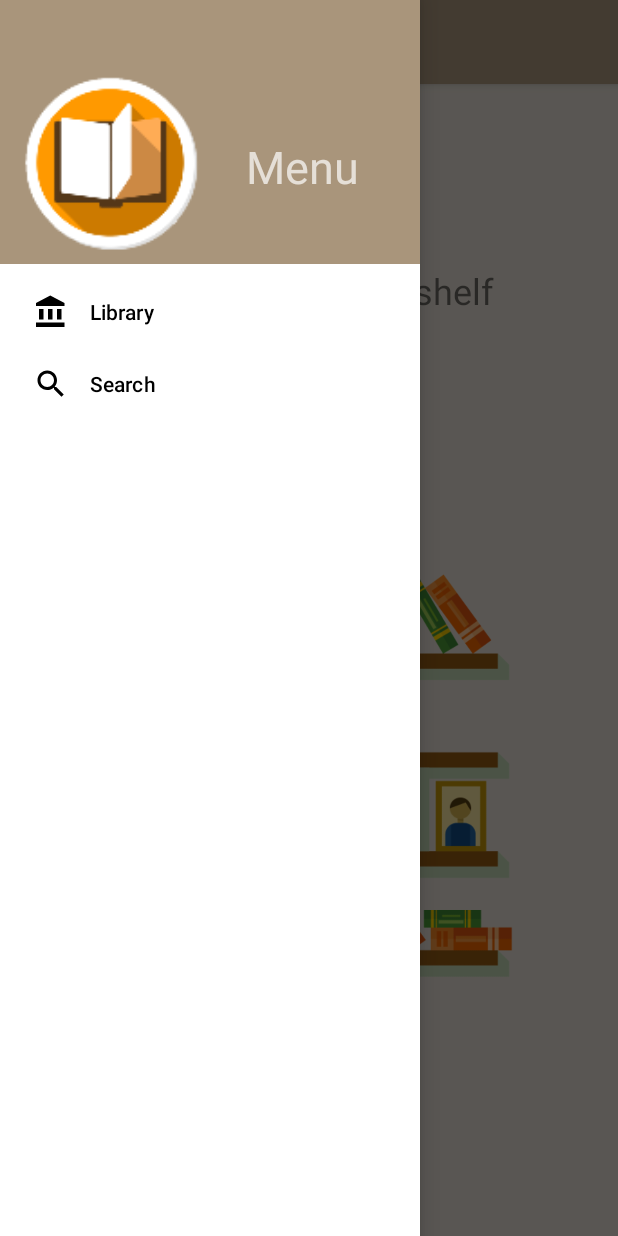
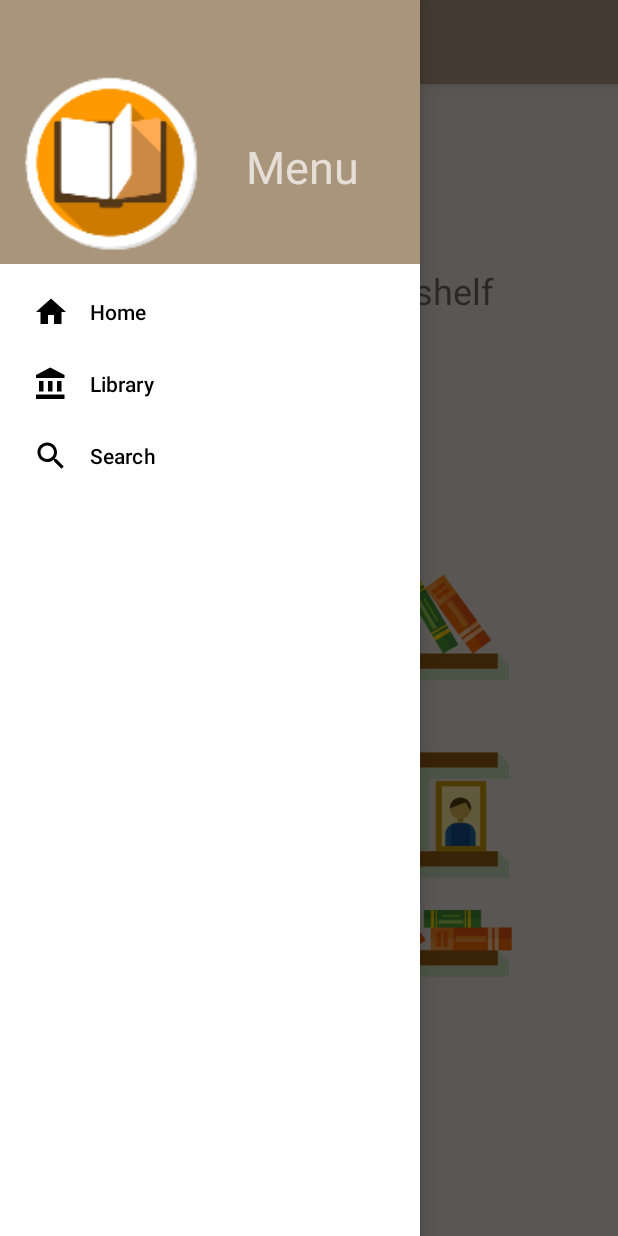
Before and after one commit to Izuelo/VirtualBookshelf, an Android app: the screen it shows after launch (MainActivity), with the side drawer open, on a phone screen of 412 x 824 dp. Run offline under Robolectric (Android 15) with nearby library versions, the phone set to English and light mode, and no system bars; Roboto replaces fonts that are not available here.

Commit message:
Fixed home screen

```diff
--- a/app/src/main/java/com/example/projektzd/MainActivity.kt
+++ b/app/src/main/java/com/example/projektzd/MainActivity.kt
@@ -12,6 +12,7 @@ import com.example.projektzd.fragments.databaseFragments.ListFragment
 import com.example.projektzd.fragments.searchFragments.SearchFragment
 import com.google.android.material.navigation.NavigationView
 import com.example.projektzd.database.DatabaseHelper
+import com.example.projektzd.fragments.HomeFragment
 
 class MainActivity : AppCompatActivity(), NavigationView.OnNavigationItemSelectedListener {
 
@@ -38,10 +39,20 @@ class MainActivity : AppCompatActivity(), NavigationView.OnNavigationItemSelecte
 
         drawer.addDrawerListener(toggle)
         toggle.syncState()
+        if(savedInstanceState==null) {
+            supportFragmentManager.beginTransaction().replace(
+            R.id.fragment_container,
+            HomeFragment()
+            ).addToBackStack("HomeFragment").commit()
+        }
     }
 
     override fun onNavigationItemSelected(item: MenuItem): Boolean {
         when (item.itemId) {
+            R.id.nav_home -> supportFragmentManager.beginTransaction().replace(
+                R.id.fragment_container,
+                HomeFragment()
+            ).addToBackStack("HomeFragment").commit()
             R.id.nav_library -> supportFragmentManager.beginTransaction().replace(
                     R.id.fragment_container,
                     ListFragment(
--- /dev/null
+++ b/app/src/main/java/com/example/projektzd/fragments/HomeFragment.kt
@@ -0,0 +1,26 @@
+package com.example.projektzd.fragments
+
+
+import android.os.Bundle
+import androidx.fragment.app.Fragment
+import android.view.LayoutInflater
+import android.view.View
+import android.view.ViewGroup
+
+import com.example.projektzd.R
+
+/**
+ * A simple [Fragment] subclass.
+ */
+class HomeFragment : Fragment() {
+
+    override fun onCreateView(
+        inflater: LayoutInflater, container: ViewGroup?,
+        savedInstanceState: Bundle?
+    ): View? {
+        // Inflate the layout for this fragment
+        return inflater.inflate(R.layout.fragment_home, container, false)
+    }
+
+
+}
--- /dev/null
+++ b/app/src/main/res/drawable/ic_home.xml
@@ -0,0 +1,9 @@
+<vector xmlns:android="http://schemas.android.com/apk/res/android"
+        android:width="24dp"
+        android:height="24dp"
+        android:viewportWidth="24.0"
+        android:viewportHeight="24.0">
+    <path
+        android:fillColor="#FF000000"
+        android:pathData="M10,20v-6h4v6h5v-8h3L12,3 2,12h3v8z"/>
+</vector>
--- a/app/src/main/res/layout/activity_main.xml
+++ b/app/src/main/res/layout/activity_main.xml
@@ -28,29 +28,7 @@
             android:layout_width="match_parent"
             android:layout_height="match_parent">
 
-            <TextView
-                android:id="@+id/textView3"
-                style="@style/BookTheme"
-                android:layout_width="wrap_content"
-                android:layout_height="wrap_content"
-                android:lineSpacingExtra="8sp"
-                android:text="@string/bookshelf"
-                android:textAlignment="center"
-                android:textSize="24sp"
-                app:layout_constraintBottom_toTopOf="@+id/imageView3"
-                app:layout_constraintEnd_toEndOf="parent"
-                app:layout_constraintStart_toStartOf="parent"
-                app:layout_constraintTop_toTopOf="parent" />
 
-            <ImageView
-                android:id="@+id/imageView3"
-                android:layout_width="323dp"
-                android:layout_height="443dp"
-                app:layout_constraintBottom_toBottomOf="parent"
-                app:layout_constraintEnd_toEndOf="parent"
-                app:layout_constraintStart_toStartOf="parent"
-                app:layout_constraintTop_toBottomOf="@+id/textView3"
-                app:srcCompat="@drawable/bookshelf" />
         </androidx.constraintlayout.widget.ConstraintLayout>
     </LinearLayout>
 
--- a/app/src/main/res/menu/drawer_menu.xml
+++ b/app/src/main/res/menu/drawer_menu.xml
@@ -5,6 +5,10 @@
     xmlns:app="http://schemas.android.com/apk/res-auto">
 
     <group android:checkableBehavior="single">
+        <item
+            android:id="@+id/nav_home"
+            android:title="Home"
+            android:icon="@drawable/ic_home" />
         <item
             android:id="@+id/nav_library"
             android:title="Library"
--- a/app/src/main/res/values/strings.xml
+++ b/app/src/main/res/values/strings.xml
@@ -10,4 +10,7 @@
     <string name="ReadButton">ReadButton</string>
     <string name="menuText">Menu</string>
     <string name="bookshelf">Welcome to \n Your Virtual Bookshelf</string>
+
+    <!-- TODO: Remove or change this placeholder text -->
+    <string name="hello_blank_fragment">Hello blank fragment</string>
 </resources>
```
Also changed, not shown: app/src/main/res/layout/fragment_home.xml (added, +38 -0 lines).
